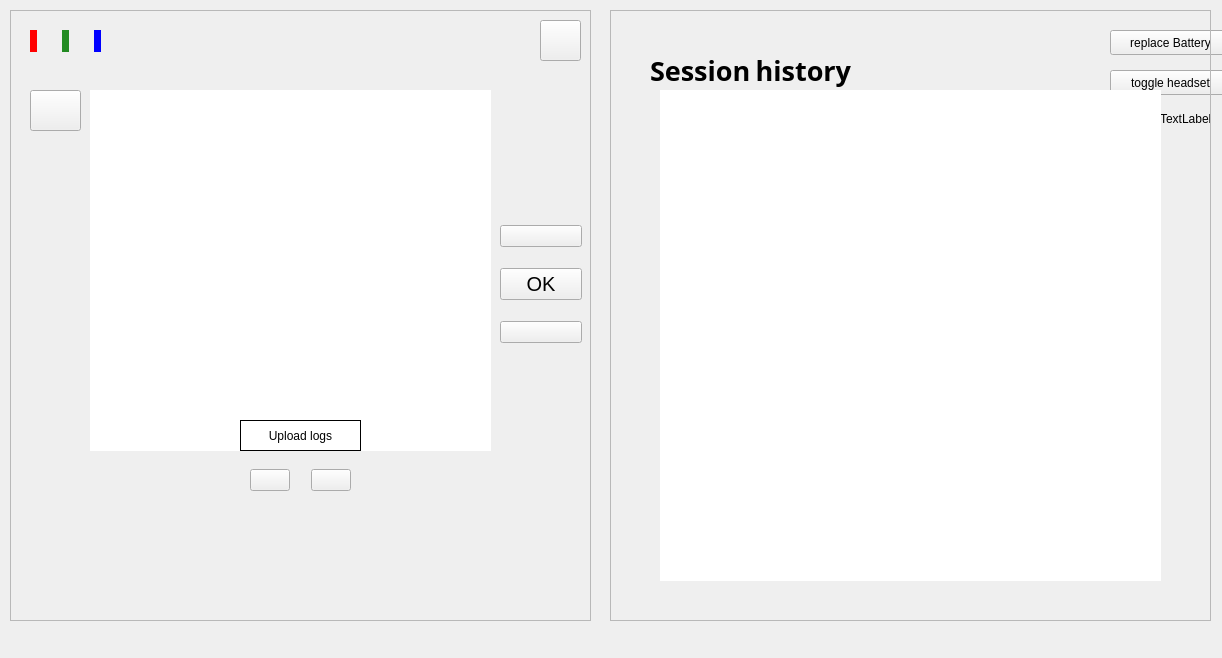
The window that neureset/mainwindow.ui (Gabmelom/neureset) describes before a commit, drawn with Qt 5.
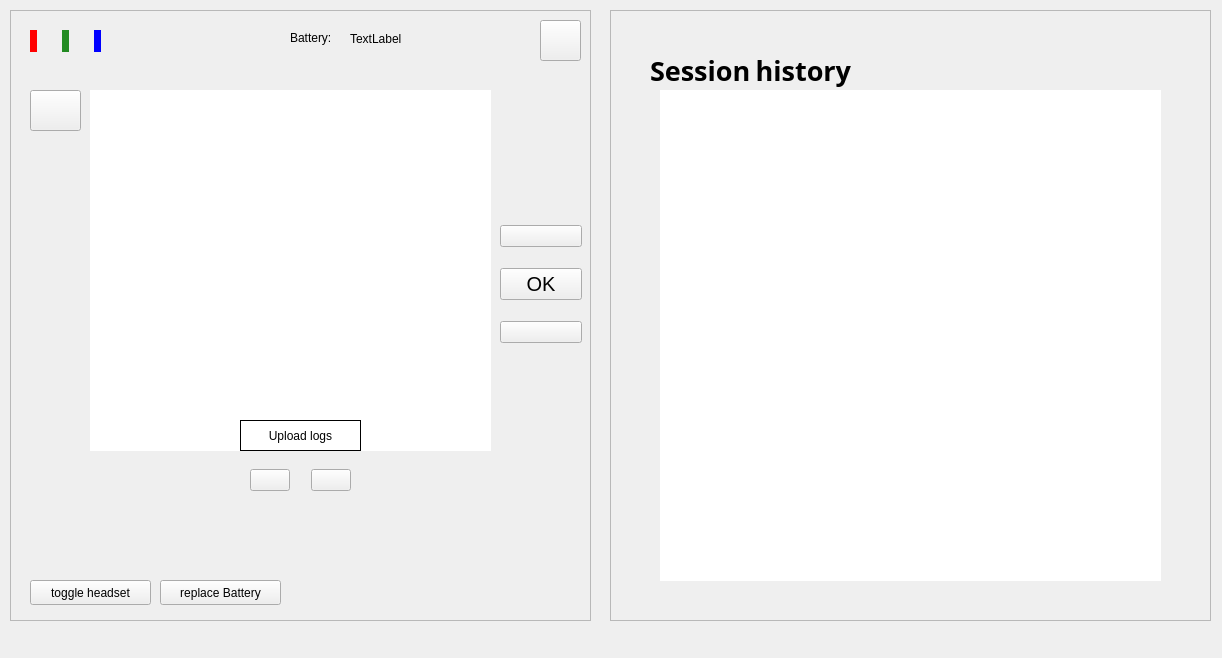
The same window after the commit. The open tabs and pages were chosen to show the change. Icons and pictures are not drawn.

Commit message: hotfix merge conflicts

```diff
--- a/neureset/mainwindow.ui
+++ b/neureset/mainwindow.ui
@@ -478,9 +478,9 @@
      <property name="geometry">
       <rect>
        <x>480</x>
-       <y>10</y>
-       <width>41</width>
-       <height>31</height>
+       <y>20</y>
+       <width>31</width>
+       <height>21</height>
       </rect>
      </property>
      <property name="styleSheet">
@@ -500,25 +500,11 @@
       </size>
      </property>
     </widget>
-   </widget>
-   <widget class="QPushButton" name="batteryBtn">
+    <widget class="QPushButton" name="toggleHeadsetBtn">
     <property name="geometry">
      <rect>
-      <x>1110</x>
-      <y>30</y>
-      <width>121</width>
-      <height>25</height>
-     </rect>
-    </property>
-    <property name="text">
-     <string>replace Battery</string>
-    </property>
-   </widget>
-   <widget class="QPushButton" name="tglHeadsetBtn">
-    <property name="geometry">
-     <rect>
-      <x>1110</x>
-      <y>70</y>
+       <x>20</x>
+       <y>570</y>
       <width>121</width>
       <height>25</height>
      </rect>
@@ -530,21 +516,34 @@
    <widget class="QLabel" name="BatteryLbl">
     <property name="geometry">
      <rect>
-      <x>1100</x>
-      <y>110</y>
+       <x>280</x>
+       <y>20</y>
       <width>62</width>
-      <height>17</height>
+       <height>16</height>
      </rect>
     </property>
     <property name="text">
      <string>Battery: </string>
     </property>
    </widget>
+    <widget class="QPushButton" name="replaceBatteryBtn">
+     <property name="geometry">
+      <rect>
+       <x>150</x>
+       <y>570</y>
+       <width>121</width>
+       <height>25</height>
+      </rect>
+     </property>
+     <property name="text">
+      <string>replace Battery</string>
+     </property>
+    </widget>
    <widget class="QLabel" name="currBattery">
     <property name="geometry">
      <rect>
-      <x>1160</x>
-      <y>110</y>
+       <x>340</x>
+       <y>20</y>
       <width>62</width>
       <height>17</height>
      </rect>
@@ -552,6 +551,7 @@
     <property name="text">
      <string>TextLabel</string>
     </property>
+    </widget>
    </widget>
    <widget class="QFrame" name="pcFrame">
     <property name="geometry">
```
Left out of the diff: 2 changed lines with no effect on the pictures. Lines whose indentation alone changed are shown as unchanged. The commit also changes 2 other files.
